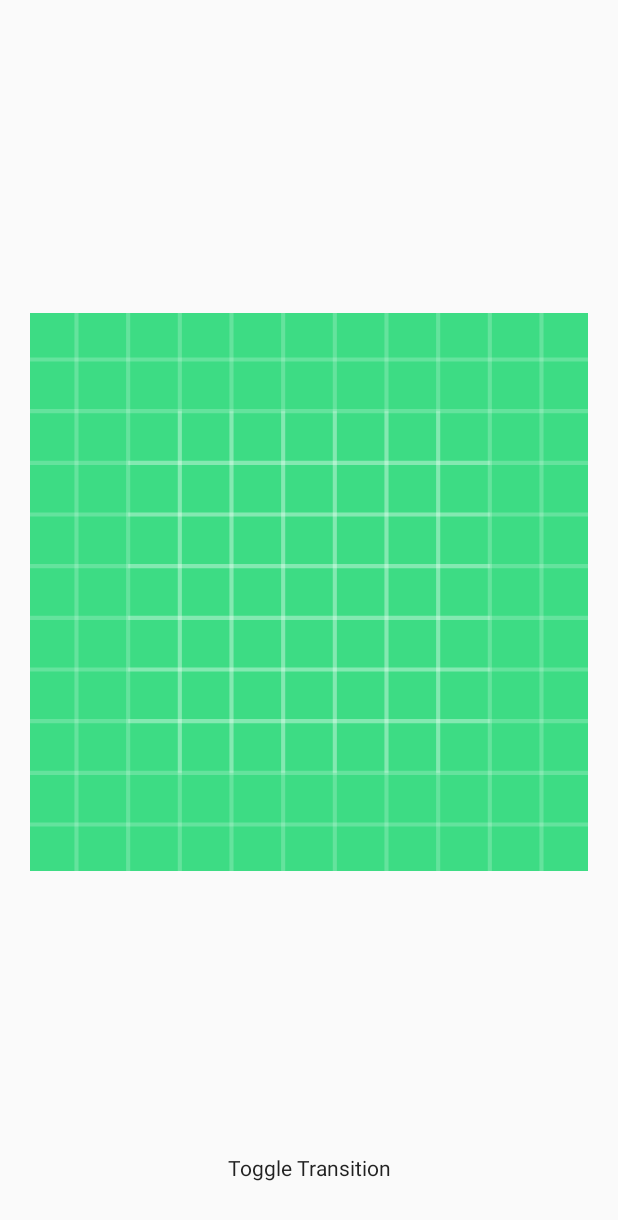
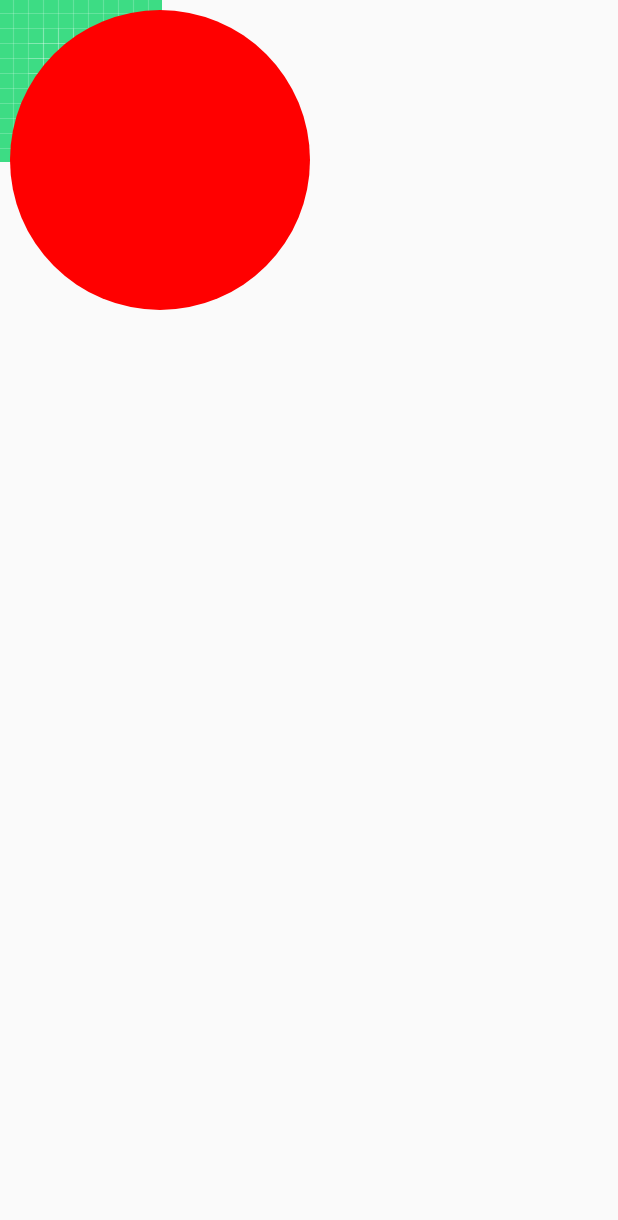
Before and after one commit to nhuandev/app_editor_max, an Android app built with Jetpack Compose: the BitmapActivity screen opened directly, with no data from a screen before it, on a phone screen of 412 x 824 dp. Shown: the top 1220 px of the screen. Run offline under Robolectric (Android 15) with nearby library versions, the phone set to English and light mode, and no system bars; 1 statement that could not run was skipped.

Commit message:
learn drawable shape

```diff
--- a/app/src/main/java/com/example/appeditor/MainActivity.kt
+++ b/app/src/main/java/com/example/appeditor/MainActivity.kt
@@ -5,9 +5,11 @@ import android.os.Bundle
 import androidx.activity.ComponentActivity
 import com.example.appeditor.databinding.ActivityMainBinding
 import com.example.appeditor.ui.bitmap.BitmapActivity
+import com.example.appeditor.ui.bitmap.CustomDrawableView
 
 class MainActivity : ComponentActivity() {
     private val binding by lazy { ActivityMainBinding.inflate(layoutInflater) }
+    private lateinit var customDrawableView: CustomDrawableView
 
     override fun onCreate(savedInstanceState: Bundle?) {
         super.onCreate(savedInstanceState)
--- a/app/src/main/java/com/example/appeditor/ui/bitmap/BitmapActivity.kt
+++ b/app/src/main/java/com/example/appeditor/ui/bitmap/BitmapActivity.kt
@@ -1,5 +1,6 @@
 package com.example.appeditor.ui.bitmap
 
+import android.annotation.SuppressLint
 import android.graphics.drawable.Drawable
 import android.graphics.drawable.TransitionDrawable
 import android.os.Bundle
@@ -13,6 +14,12 @@ import androidx.core.content.res.ResourcesCompat
 import androidx.core.view.setPadding
 import com.example.appeditor.R
 import com.example.appeditor.databinding.ActivityBitmapBinding
+import android.graphics.Bitmap
+import android.graphics.BitmapFactory
+import android.graphics.Canvas
+import android.graphics.drawable.BitmapDrawable
+import android.graphics.drawable.VectorDrawable
+import android.widget.Toast
 
 class BitmapActivity : AppCompatActivity() {
     private val binding by lazy { ActivityBitmapBinding.inflate(layoutInflater) }
@@ -22,10 +29,13 @@ class BitmapActivity : AppCompatActivity() {
     private var transitionDrawable: TransitionDrawable? = null
     private var isExpanded = false // State variable
 
+    private var customDrawableView: CustomDrawableView? = null
+
     override fun onCreate(savedInstanceState: Bundle?) {
         super.onCreate(savedInstanceState)
-        setContentView(binding.root)
-        initUI()
+//        setContentView(binding.root)
+        setupCustomDrawableView()
+//        initUI()
     }
 
     private fun initUI() {
@@ -58,6 +68,7 @@ class BitmapActivity : AppCompatActivity() {
             null
         )
 
+
         binding.apply {
             if (loadedDrawable is TransitionDrawable) {
                 transitionDrawable = loadedDrawable
@@ -80,7 +91,64 @@ class BitmapActivity : AppCompatActivity() {
 
         }
 
+
     }
 
+    @SuppressLint("UseKtx")
+    private fun setupCustomDrawableView() {
+        // --- CÁCH KHẮC PHỤC KHI LÀ VECTOR DRAWABLE ---
+        val drawable: Drawable? =
+            ResourcesCompat.getDrawable(resources, R.drawable.ic_launcher_background, null)
+
+        val originalBitmap: Bitmap? = if (drawable != null) {
+            // Kiểm tra kiểu Drawable để xử lý phù hợp
+            when (drawable) {
+                is BitmapDrawable -> { // Nếu là BitmapDrawable (ảnh PNG/JPG thông thường)
+                    Log.d("BitmapActivity", "BitmapDrawable")
+                    drawable.bitmap
+                }
+
+                is VectorDrawable -> { // Nếu là VectorDrawable
+                    val bitmap = Bitmap.createBitmap(
+                        drawable.intrinsicWidth,
+                        drawable.intrinsicHeight,
+                        Bitmap.Config.ARGB_8888
+                    )
+                    Log.d("BitmapActivity", "VectorDrawable")
+                    val canvas = Canvas(bitmap)
+                    drawable.setBounds(0, 0, canvas.width, canvas.height)
+                    drawable.draw(canvas)
+                    bitmap
+                }
+
+                else -> { // Các loại Drawable khác mà ta không xử lý được thành Bitmap
+                    Log.w(
+                        "BitmapActivity",
+                        "Unsupported Drawable type: ${drawable::class.java.simpleName}"
+                    )
+                    null
+                }
+            }
+        } else {
+            null // drawable itself was null
+        }
+
+        if (originalBitmap == null) {
+            Log.e(
+                "BitmapActivity",
+                "Failed to create bitmap from R.drawable.ic_launcher_foreground."
+            )
+            Toast.makeText(this, "Failed to load image. Please check resource.", Toast.LENGTH_LONG)
+                .show()
+            return
+        }
+
+        Log.d(
+            "BitmapActivity",
+            "Bitmap loaded successfully. Width: ${originalBitmap.width}, Height: ${originalBitmap.height}"
+        )
+        val customView = CustomDrawableView(this, originalBitmap)
+        setContentView(customView)
+    }
 
 }
--- /dev/null
+++ b/app/src/main/java/com/example/appeditor/ui/bitmap/CustomDrawableView.kt
@@ -0,0 +1,44 @@
+package com.example.appeditor.ui.bitmap
+
+import android.R.attr.contentDescription
+import android.annotation.SuppressLint
+import android.content.Context
+import android.graphics.Bitmap
+import android.graphics.Canvas
+import android.graphics.drawable.ShapeDrawable
+import android.graphics.drawable.shapes.OvalShape
+import android.view.View
+import com.example.appeditor.R
+
+@SuppressLint("ViewConstructor")
+class CustomDrawableView(
+    context: Context,
+    private val backgroundBitMap: Bitmap?,
+) : View(context) {
+    private val drawable: ShapeDrawable = run {
+        val x = 10
+        val y = 10
+        val width = 300
+        val height = 300
+        contentDescription = context.resources.getString(R.string.lb_desc_1)
+
+        ShapeDrawable(OvalShape()).apply {
+            // If the color isn't set, the shape uses black as the default.
+            paint.color = 0xFFFF0000.toInt()
+            // If the bounds aren't set, the shape can't be drawn.
+            setBounds(x, y, x + width, y + height)
+        }
+    }
+
+    override fun onDraw(canvas: Canvas) {
+        super.onDraw(canvas)
+
+        backgroundBitMap?.let {
+            canvas.drawBitmap(it, 0f, 0f, null)
+        }
+
+        drawable.draw(canvas)
+    }
+
+
+}
```
